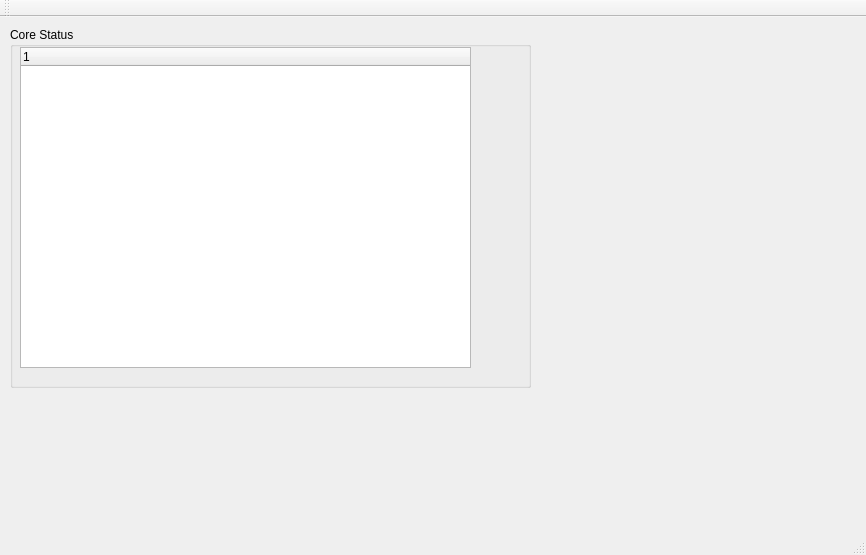
Before: the Qt Designer form mainwindow.ui in malcom2073/MCDebug, drawn with Qt 5.
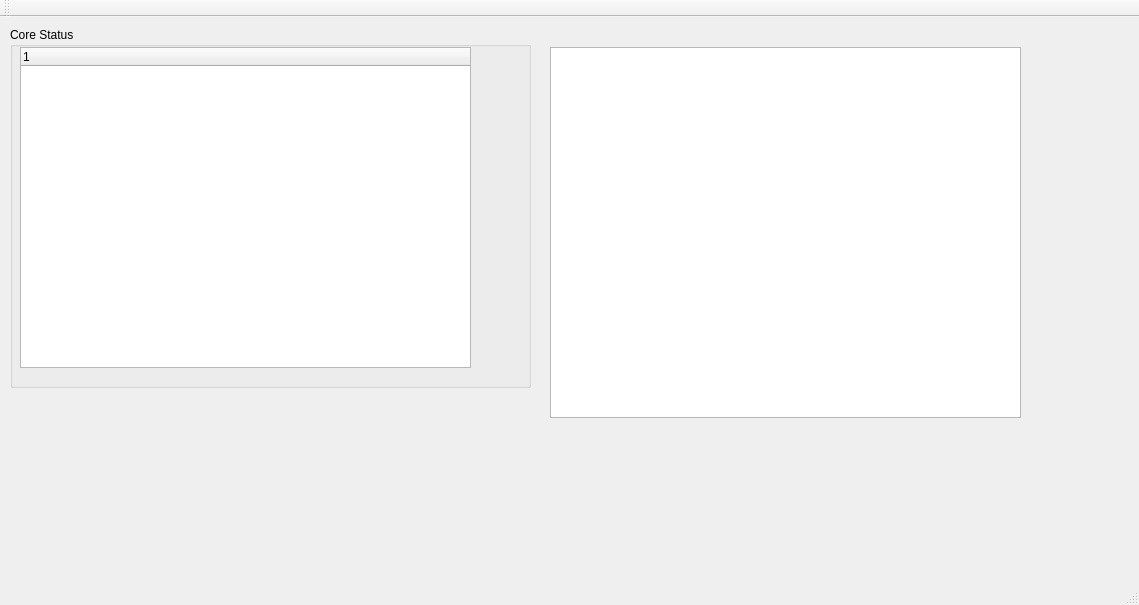
After: the same form once the commit is applied.

Commit message: Added subscriber list, and more debug output for GPS messages

The edit to the form file:
```diff
--- a/mainwindow.ui
+++ b/mainwindow.ui
@@ -6,8 +6,8 @@
    <rect>
     <x>0</x>
     <y>0</y>
-    <width>866</width>
-    <height>555</height>
+    <width>1139</width>
+    <height>605</height>
    </rect>
   </property>
   <property name="windowTitle">
@@ -42,6 +42,16 @@
      </column>
     </widget>
    </widget>
+   <widget class="QPlainTextEdit" name="plainTextEdit">
+    <property name="geometry">
+     <rect>
+      <x>550</x>
+      <y>30</y>
+      <width>471</width>
+      <height>371</height>
+     </rect>
+    </property>
+   </widget>
   </widget>
   <widget class="QMenuBar" name="menuBar">
    <property name="geometry">
```
Left out of the diff: 2 changed lines with no effect on the pictures. The commit also changes 2 other files.
